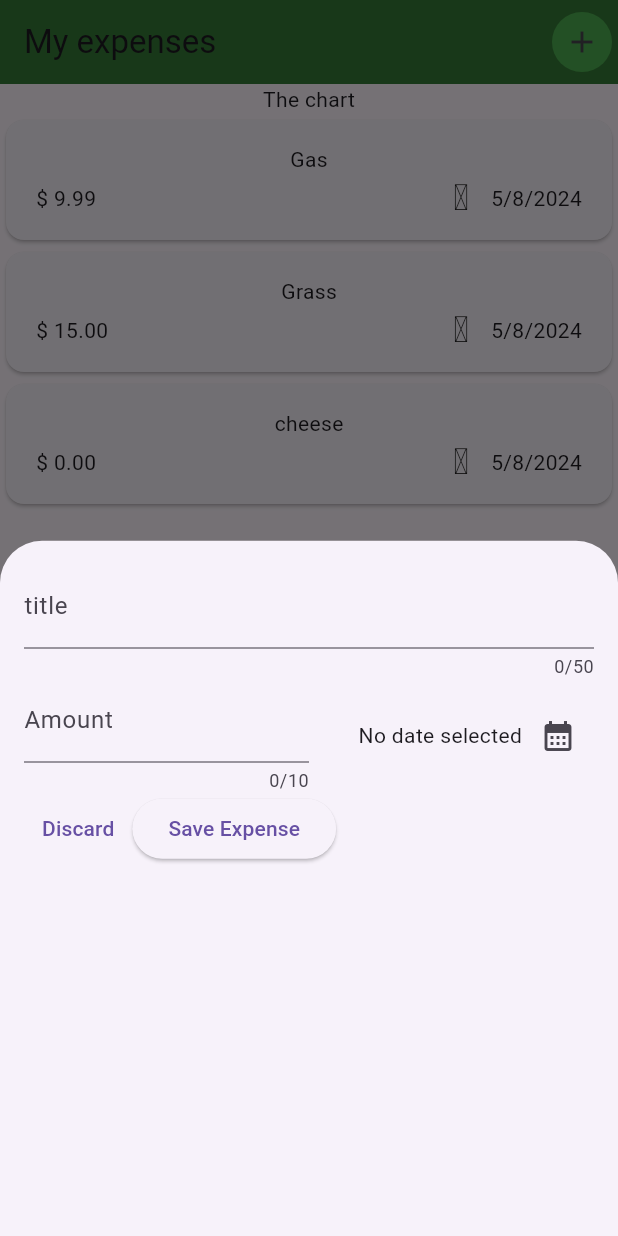
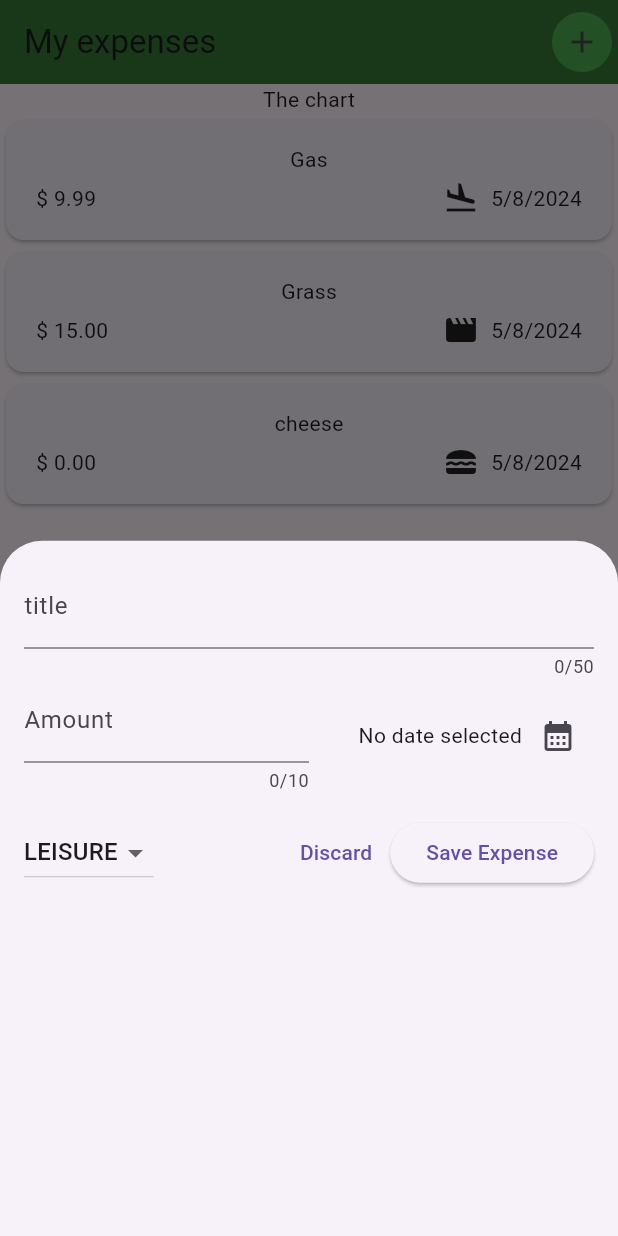
Before and after one commit to SassaroCristian/expenses_tracker_flutter, a Flutter app: the screen it shows after launch, after a tap on the "add" icon, on a phone screen of 412 x 824 dp. Run offline on Flutter 3.47's test engine with Material 3 defaults, Android fonts, the light colour scheme and no system bars.

Commit message:
added dropdown menu for category and added temporary style

```diff
--- a/lib/models/expense.dart
+++ b/lib/models/expense.dart
@@ -7,7 +7,7 @@
 
 enum Category { food, travel, leisure, work }
 
-const categoryItems = {
+const categoryIcons = {
   Category.food: Icons.lunch_dining,
   Category.travel: Icons.flight_land,
   Category.leisure: Icons.movie,
--- a/lib/widgets/new_expense.dart
+++ b/lib/widgets/new_expense.dart
@@ -1,5 +1,6 @@
 import 'package:flutter/material.dart';
 import 'package:intl/intl.dart';
+import 'package:expenses_tracker_flutter/models/expense.dart';
 
 final formatter = DateFormat.yMd();
 
@@ -15,6 +16,7 @@
   final _titleController = TextEditingController();
   final _amountController = TextEditingController();
   DateTime? _selectedDate;
+  Category _selectedCategory = Category.leisure;
 
   void _presentDatePicker() async {
     final now = DateTime.now();
@@ -92,8 +94,35 @@
               )
             ],
           ),
+          const SizedBox(
+            height: 16,
+          ),
           Row(
             children: [
+              DropdownButton(
+                value: _selectedCategory,
+                items: Category.values
+                    .map(
+                      (category) => DropdownMenuItem(
+                        value: category,
+                        child: Text(
+                          category.name.toUpperCase(),
+                        ),
+                      ),
+                    )
+                    .toList(),
+                onChanged: (value) {
+                  if (value == null) {
+                    return;
+                  }
+                  setState(
+                    () {
+                      _selectedCategory = value;
+                    },
+                  );
+                },
+              ),
+              const Spacer(),
               TextButton(
                 onPressed: () {
                   Navigator.pop(context);
```
